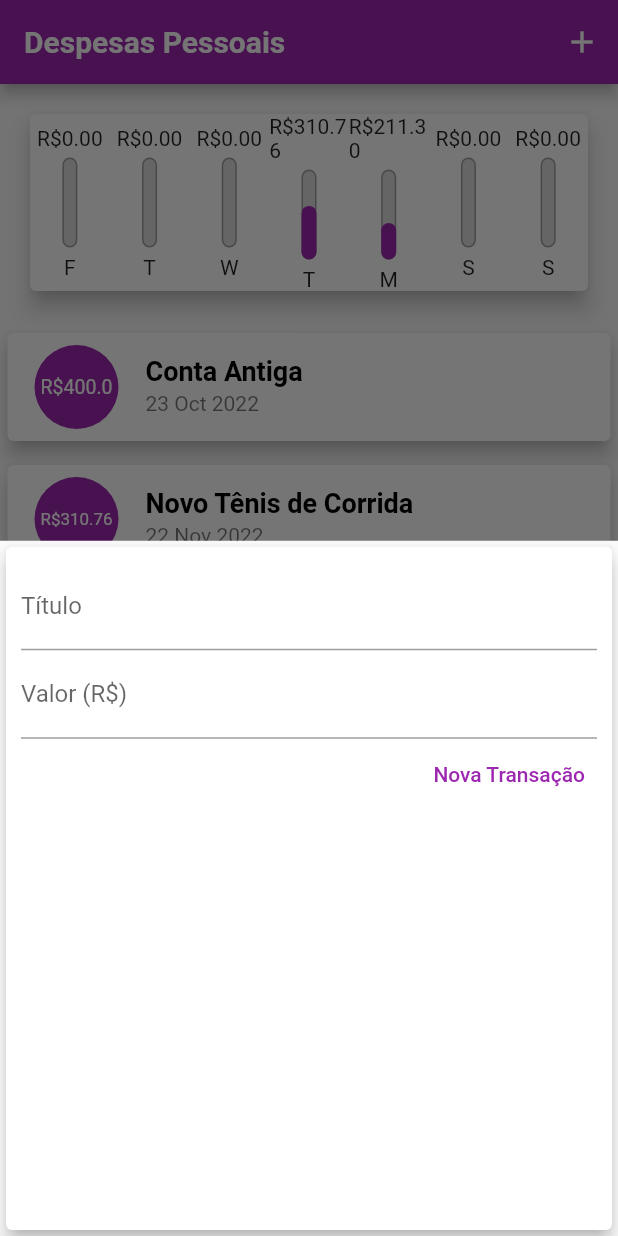
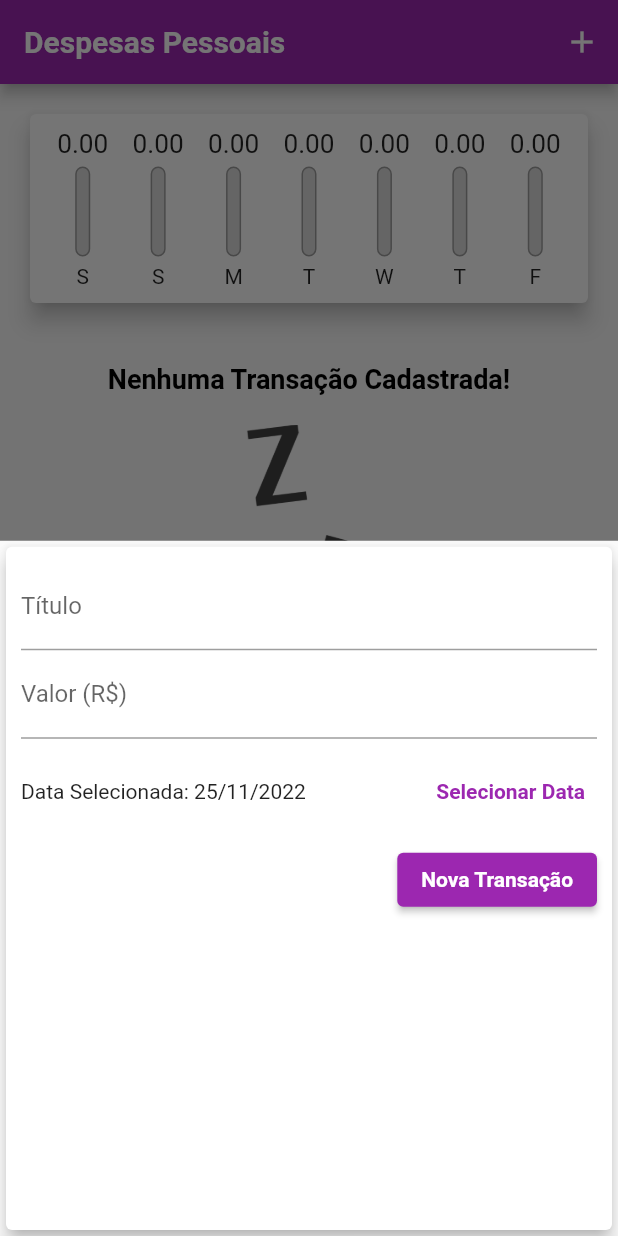
Before and after one commit to LuscaMamede/Despesas-Mobile, a Flutter app: the screen it shows after launch, after a tap on the "add" icon, on a phone screen of 412 x 824 dp. Run offline on Flutter 3.47's test engine with Material 2 defaults, Android fonts, the phone set to English and light mode, and no system bars; Roboto replaces fonts that are missing (OpenSans).

Commit message:
modified:   lib/components/chart.dart 	modified:   lib/components/chart_bar.dart 	modified:   lib/components/transaction_form.dart 	modified:   lib/components/transaction_list.dart 	modified:   lib/main.dart

```diff
--- a/lib/components/chart.dart
+++ b/lib/components/chart.dart
@@ -30,7 +30,7 @@ class Chart extends StatelessWidget {
         'day': DateFormat.E().format(weekDay)[0],
         'value': totalSum,
       };
-    });
+    }).reversed.toList();
   }
 
   double get _weekTotalValue {
@@ -45,15 +45,18 @@ class Chart extends StatelessWidget {
       elevation: 6,
       margin: const EdgeInsets.all(20),
       child: Padding(
-        padding: const EdgeInsets.all(0),
+        padding: const EdgeInsets.all(10),
         child: Row(
+          mainAxisAlignment: MainAxisAlignment.spaceAround,
           children: groupedTransactions.map((tr) {
             return Flexible(
               fit: FlexFit.tight,
               child: ChartBar(
                 label: tr['day'] as String,
                 value: tr['value'] as double,
-                percentage: (tr['value'] as double) / _weekTotalValue,
+                percentage: _weekTotalValue == 0
+                    ? 0
+                    : (tr['value'] as double) / _weekTotalValue,
               ),
             );
           }).toList(),
--- a/lib/components/chart_bar.dart
+++ b/lib/components/chart_bar.dart
@@ -16,7 +16,12 @@ class ChartBar extends StatelessWidget {
   Widget build(BuildContext context) {
     return Column(
       children: [
-        Text('R\$${value!.toStringAsFixed(2)}'),
+        SizedBox(
+          height: 20,
+          child: FittedBox(
+            child: Text('${value!.toStringAsFixed(2)}'),
+          ),
+        ),
         const SizedBox(height: 5),
         SizedBox(
           height: 60,
--- a/lib/components/transaction_form.dart
+++ b/lib/components/transaction_form.dart
@@ -1,7 +1,8 @@
 import 'package:flutter/material.dart';
+import 'package:intl/intl.dart';
 
 class TransactionForm extends StatefulWidget {
-  final void Function(String, double) onSubmit;
+  final void Function(String, double, DateTime) onSubmit;
 
   const TransactionForm(this.onSubmit, {Key? key}) : super(key: key);
 
@@ -10,19 +11,36 @@ class TransactionForm extends StatefulWidget {
 }
 
 class _TransactionFormState extends State<TransactionForm> {
-  final titleController = TextEditingController();
-
-  final valueController = TextEditingController();
+  final _titleController = TextEditingController();
+  final _valueController = TextEditingController();
+  DateTime? _selectedDate = DateTime.now();
 
   _submitForm() {
-    final title = titleController.text;
-    final value = double.tryParse(valueController.text) ?? 0;
+    final title = _titleController.text;
+    final value = double.tryParse(_valueController.text) ?? 0;
 
-    if (title.isEmpty || value <= 0) {
+    if (title.isEmpty || value <= 0 || _selectedDate == null) {
       return;
     }
 
-    widget.onSubmit(title, value);
+    widget.onSubmit(title, value, _selectedDate!);
+  }
+
+  _showDatePicker() {
+    showDatePicker(
+      context: context,
+      initialDate: DateTime.now(),
+      firstDate: DateTime(2019),
+      lastDate: DateTime.now(),
+    ).then((pickedDate) {
+      if (pickedDate == null) {
+        return;
+      }
+
+      setState(() {
+        _selectedDate = pickedDate;
+      });
+    });
   }
 
   @override
@@ -34,14 +52,14 @@ class _TransactionFormState extends State<TransactionForm> {
         child: Column(
           children: [
             TextField(
-              controller: titleController,
+              controller: _titleController,
               onSubmitted: (_) => _submitForm(),
               decoration: const InputDecoration(
                 labelText: 'Título',
               ),
             ),
             TextField(
-              controller: valueController,
+              controller: _valueController,
               keyboardType:
                   const TextInputType.numberWithOptions(decimal: true),
               onSubmitted: (_) => _submitForm(),
@@ -49,18 +67,41 @@ class _TransactionFormState extends State<TransactionForm> {
                 labelText: 'Valor (R\$)',
               ),
             ),
+            SizedBox(
+              height: 70,
+              child: Row(
+                children: <Widget>[
+                  Expanded(
+                    child: Text(
+                      _selectedDate == null
+                          ? 'Nenhuma data selecionada!'
+                          : 'Data Selecionada: ${DateFormat('dd/MM/y').format(_selectedDate!)}',
+                    ),
+                  ),
+                  TextButton(
+                    child: const Text(
+                      'Selecionar Data',
+                      style: TextStyle(
+                        fontWeight: FontWeight.bold,
+                      ),
+                    ),
+                    onPressed: _showDatePicker,
+                  )
+                ],
+              ),
+            ),
             Row(
               mainAxisAlignment: MainAxisAlignment.end,
               children: <Widget>[
-                TextButton(
-                  child: const Text(
+                ElevatedButton(
+                  child: Text(
                     'Nova Transação',
                     style: TextStyle(
-                      color: Colors.purple,
+                      color: Theme.of(context).textTheme.button?.color,
                     ),
                   ),
                   onPressed: _submitForm,
-                )
+                ),
               ],
             ),
           ],
--- a/lib/components/transaction_list.dart
+++ b/lib/components/transaction_list.dart
@@ -4,13 +4,15 @@ import 'package:intl/intl.dart';
 
 class TransactionList extends StatelessWidget {
   final List<Transaction> transactions;
+  final void Function(String) onRemove;
 
-  const TransactionList(this.transactions, {Key? key}) : super(key: key);
+  const TransactionList(this.transactions, this.onRemove, {Key? key})
+      : super(key: key);
 
   @override
   Widget build(BuildContext context) {
     return SizedBox(
-      height: 300,
+      height: 430,
       child: transactions.isEmpty
           ? Column(
               children: [
@@ -62,6 +64,11 @@ class TransactionList extends StatelessWidget {
                     subtitle: Text(
                       DateFormat('d MMM y').format(tr.date),
                     ),
+                    trailing: IconButton(
+                      icon: const Icon(Icons.delete),
+                      color: Theme.of(context).errorColor,
+                      onPressed: () => onRemove(tr.id),
+                    ),
                   ),
                 );
               },
--- a/lib/main.dart
+++ b/lib/main.dart
@@ -28,6 +28,10 @@ class ExpensesApp extends StatelessWidget {
             fontWeight: FontWeight.bold,
             color: Colors.black,
           ),
+          button: const TextStyle(
+            color: Colors.white,
+            fontWeight: FontWeight.bold,
+          ),
         ),
         appBarTheme: const AppBarTheme(
           titleTextStyle: TextStyle(
@@ -49,26 +53,7 @@ class MyHomePage extends StatefulWidget {
 }
 
 class _MyHomePageState extends State<MyHomePage> {
-  final List<Transaction> _transactions = [
-    Transaction(
-      id: 't0',
-      title: 'Conta Antiga',
-      value: 400.00,
-      date: DateTime.now().subtract(const Duration(days: 33)),
-    ),
-    Transaction(
-      id: 't1',
-      title: 'Novo Tênis de Corrida',
-      value: 310.76,
-      date: DateTime.now().subtract(const Duration(days: 3)),
-    ),
-    Transaction(
-      id: 't2',
-      title: 'Conta de Luz',
-      value: 211.30,
-      date: DateTime.now().subtract(const Duration(days: 4)),
-    ),
-  ];
+  final List<Transaction> _transactions = [];
 
   List<Transaction> get _recentTransactions {
     return _transactions.where((tr) {
@@ -78,12 +63,12 @@ class _MyHomePageState extends State<MyHomePage> {
     }).toList();
   }
 
-  _addTransaction(String title, double value) {
+  _addTransaction(String title, double value, DateTime date) {
     final newTransaction = Transaction(
       id: Random().nextDouble().toString(),
       title: title,
       value: value,
-      date: DateTime.now(),
+      date: date,
     );
 
     setState(() {
@@ -91,6 +76,12 @@ class _MyHomePageState extends State<MyHomePage> {
     });
 
     Navigator.of(context).pop();
+  }
+
+  _removeTransaction(String id) {
+    setState(() {
+      _transactions.removeWhere((tr) => tr.id == id);
+    });
   }
 
   _openTransactionFormModal(BuildContext context) {
@@ -119,7 +110,7 @@ class _MyHomePageState extends State<MyHomePage> {
           crossAxisAlignment: CrossAxisAlignment.stretch,
           children: [
             Chart(_recentTransactions),
-            TransactionList(_transactions),
+            TransactionList(_transactions, _removeTransaction),
           ],
         ),
       ),
```
